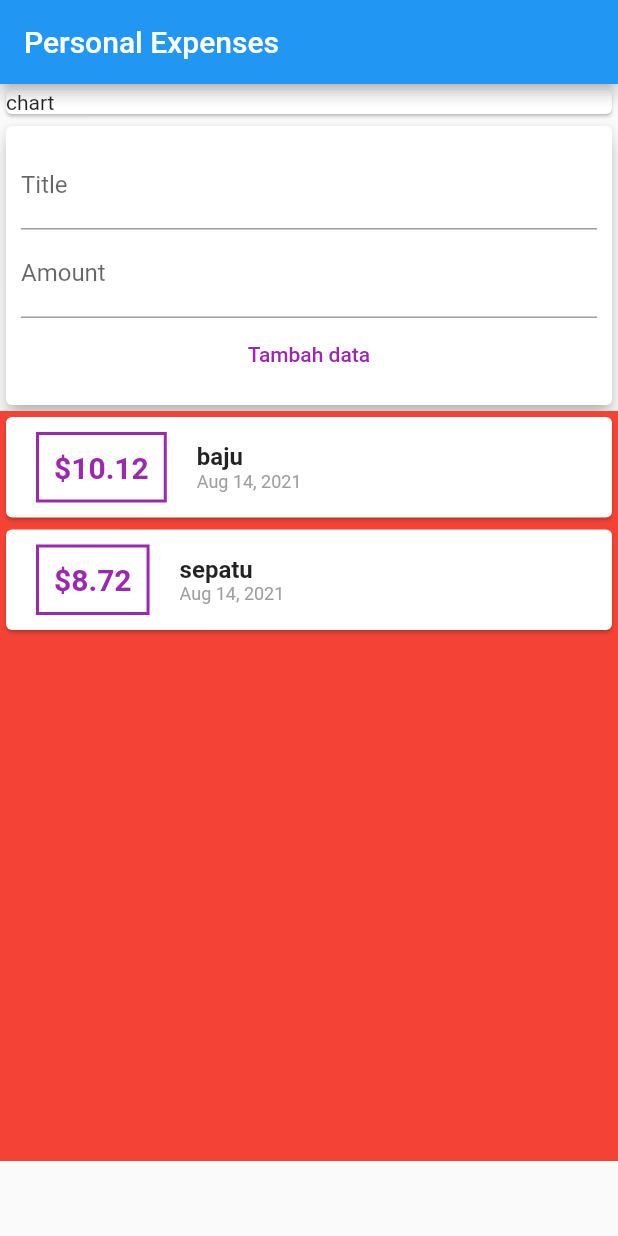
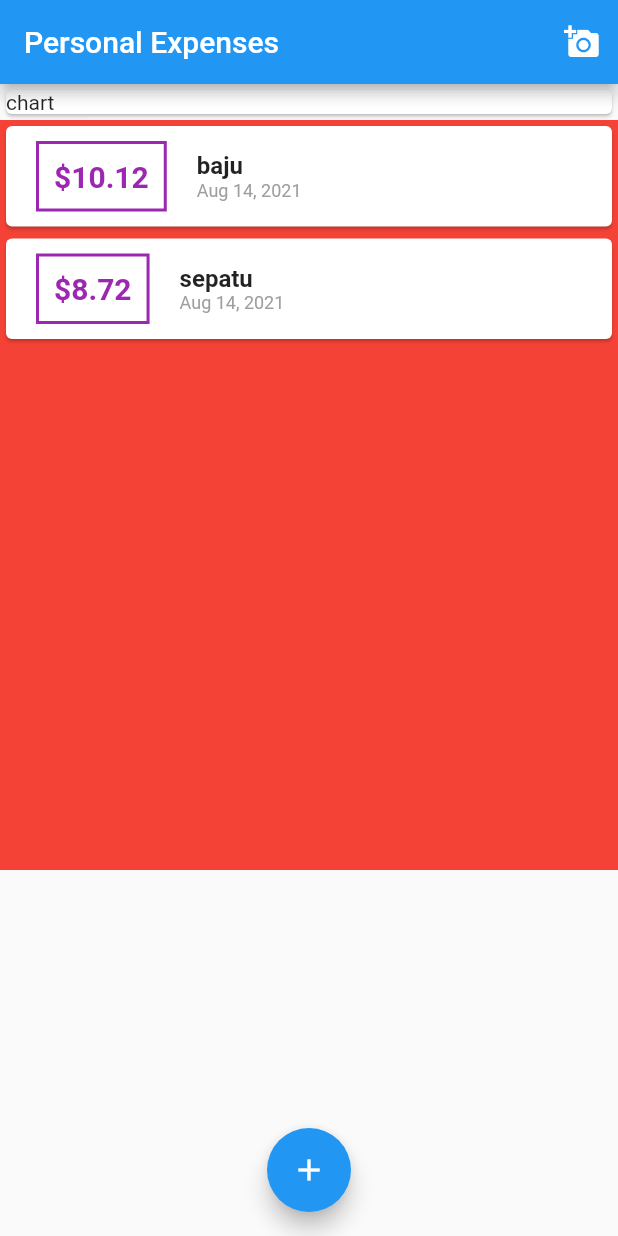
Before and after one commit to cahsul/learn-flutter-dart-to-build-ios-android-apps, a Flutter app: the screen it shows after launch, on a phone screen of 412 x 824 dp. Run offline on Flutter 3.47's test engine with Material 2 defaults, Android fonts, the phone set to English and light mode, and no system bars.

Commit message:
move form create to showModalBottomSheet

```diff
--- a/personal_expenses/lib/main.dart
+++ b/personal_expenses/lib/main.dart
@@ -1,20 +1,76 @@
 import 'package:flutter/material.dart';
-import './widgets/transaction_user.dart';
+import './widgets/transactionList.dart';
+import './widgets/transaction_new.dart';
+import 'models/transactionVm.dart';
 
 void main() {
-  runApp(MyApp());
+  runApp(FirstRun());
 }
 
-class MyApp extends StatelessWidget {
-  //const MyApp({Key? key}) : super(key: key);
+
+class FirstRun extends StatelessWidget {
+  @override
+  Widget build(BuildContext context) {
+    return MaterialApp(
+      title: 'Flutter App',
+      home: MyApp(),
+    );
+  }
+}
+
+
+class MyApp extends StatefulWidget {
+  const MyApp({Key? key}) : super(key: key);
+  @override
+  _MyAppState createState() => _MyAppState();
+}
+
+class _MyAppState extends State<MyApp> {
+
+  final List<TransactionVm> _transactions = [
+    TransactionVm(id: 'id1', title: 'baju', amount: 10.12, date: DateTime.now()),
+    TransactionVm(id: 'id2', title: 'sepatu', amount: 8.72, date: DateTime.now()),
+  ];
+
+  void _addNewData(String title, double amount) {
+    var newData = new TransactionVm(
+        id: DateTime.now().toString(),
+        title: title,
+        amount: amount,
+        date: DateTime.now()
+    );
+
+    setState(() {
+      _transactions.add(newData);
+    });
+  }
+
+
+  void _showAddModal(BuildContext ctx) {
+    print(ctx.toString());
+    showModalBottomSheet(
+      context: ctx,
+      builder: (_) {
+        return TransactionNew(_addNewData);
+      },
+    );
+
+  }
 
 
   @override
   Widget build(BuildContext context) {
 
-    return MaterialApp(
-      home: Scaffold(
-        appBar: AppBar(title: Text("Personal Expenses"),),
+    return Scaffold(
+      appBar: AppBar(
+        title: Text("Personal Expenses"),
+        actions: [
+          IconButton(
+            icon: Icon(Icons.add_a_photo),
+            onPressed: () => _showAddModal(context),
+          )
+        ],
+      ),
 
       body: SingleChildScrollView(
         child: Column(
@@ -27,12 +83,14 @@ class MyApp extends StatelessWidget {
                 child: Card(child: Text('chart'),)
             ),
 
-              TransactionUser()
+            TransactionList(_transactions)
 
           ],
         ),
       ),
-      ),
+
+      floatingActionButtonLocation: FloatingActionButtonLocation.centerFloat,
+      floatingActionButton: FloatingActionButton( child: Icon(Icons.add) , onPressed: () => _showAddModal(context),),
     );
   }
 }
```
Lines whose indentation alone changed are shown as unchanged.
